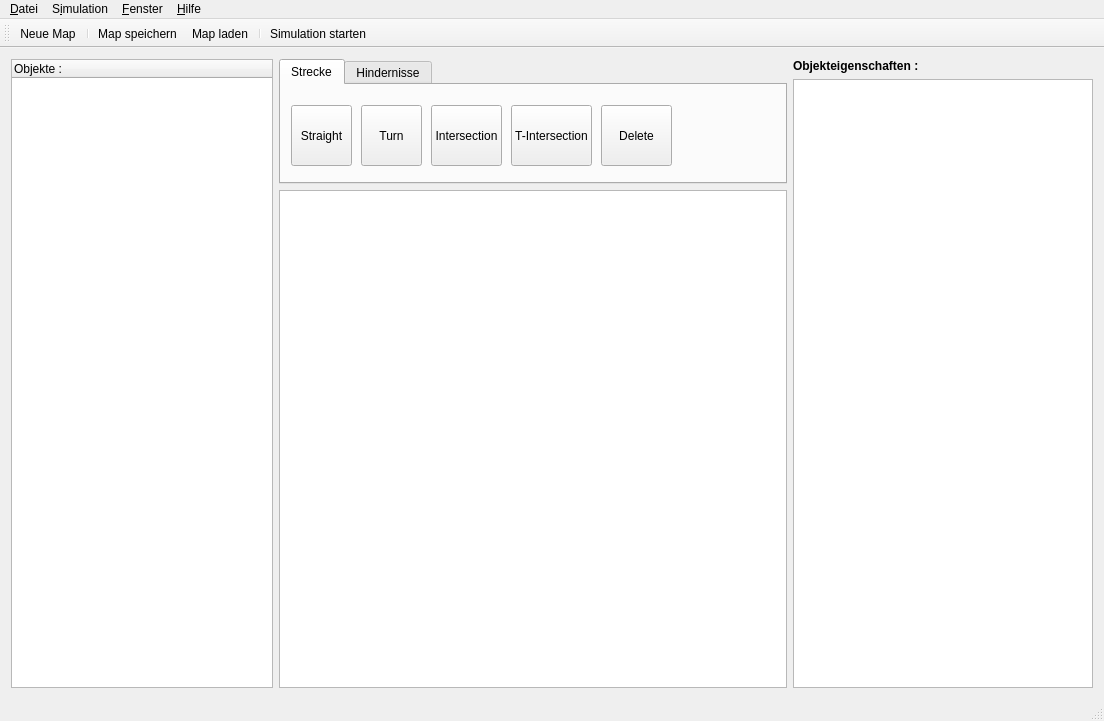
Qt form bin/source/editor.ui (Waldemarv/swt1718) before a commit.
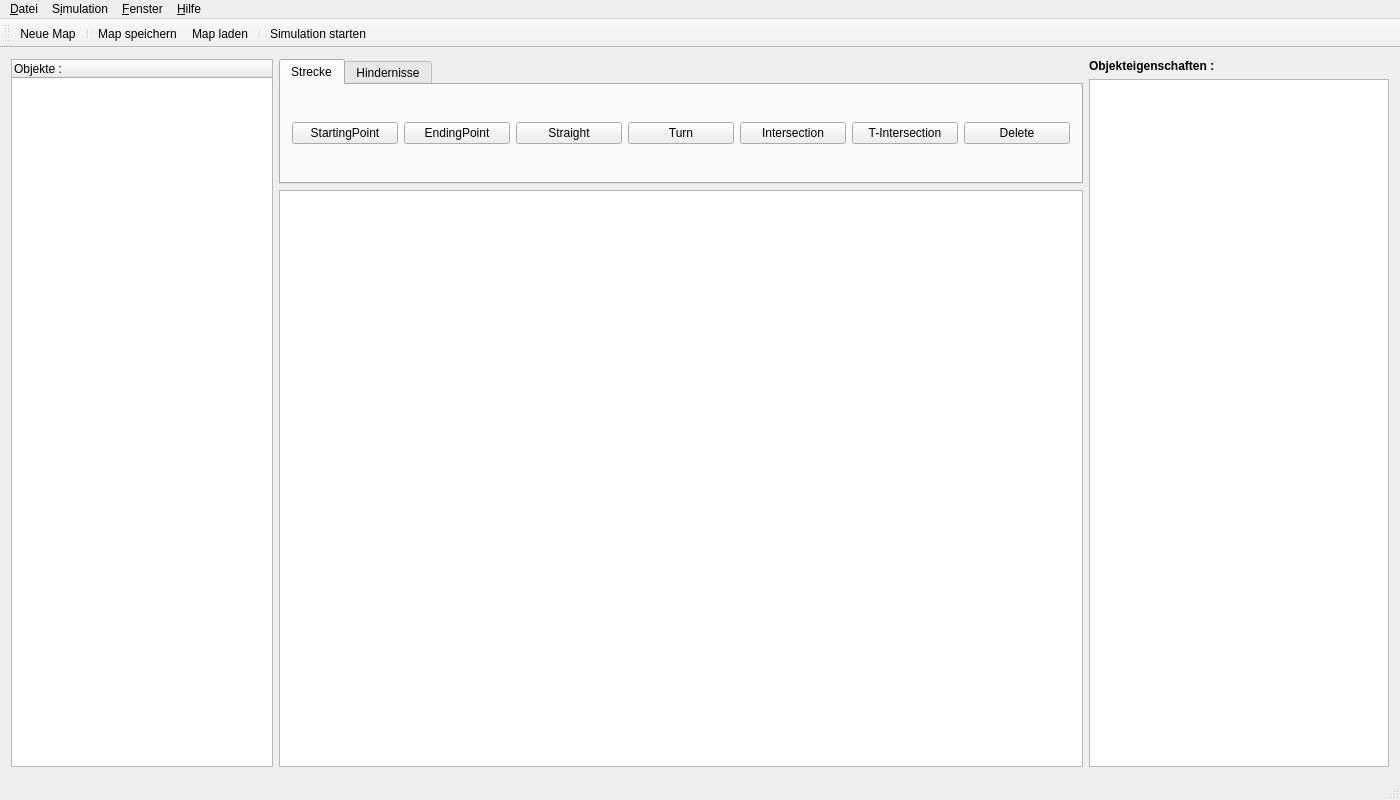
The same form after that commit. Icons and pictures are not drawn.

Commit message: Starting und Ending Tiles hinzugefügt.

The edit to the form file:
```diff
--- a/bin/source/editor.ui
+++ b/bin/source/editor.ui
@@ -9,8 +9,8 @@
    <rect>
     <x>0</x>
     <y>0</y>
-    <width>1104</width>
-    <height>721</height>
+    <width>1400</width>
+    <height>800</height>
    </rect>
   </property>
   <property name="windowTitle">
@@ -81,71 +81,57 @@
          <attribute name="title">
           <string>Strecke</string>
          </attribute>
+         <layout class="QHBoxLayout" name="horizontalLayout_3">
+          <item>
+           <widget class="QPushButton" name="startingPoint">
+            <property name="text">
+             <string>StartingPoint</string>
+            </property>
+           </widget>
+          </item>
+          <item>
+           <widget class="QPushButton" name="endingPoint">
+            <property name="text">
+             <string>EndingPoint</string>
+            </property>
+           </widget>
+          </item>
+          <item>
          <widget class="QPushButton" name="straightButton">
-          <property name="geometry">
-           <rect>
-            <x>10</x>
-            <y>20</y>
-            <width>61</width>
-            <height>61</height>
-           </rect>
-          </property>
           <property name="text">
            <string>Straight</string>
           </property>
          </widget>
+          </item>
+          <item>
          <widget class="QPushButton" name="turnButton">
-          <property name="geometry">
-           <rect>
-            <x>80</x>
-            <y>20</y>
-            <width>61</width>
-            <height>61</height>
-           </rect>
-          </property>
           <property name="text">
            <string>Turn</string>
           </property>
          </widget>
-         <widget class="QPushButton" name="deleteSelectedTile">
-          <property name="geometry">
-           <rect>
-            <x>320</x>
-            <y>20</y>
-            <width>71</width>
-            <height>61</height>
-           </rect>
-          </property>
-          <property name="text">
-           <string>Delete</string>
-          </property>
-         </widget>
+          </item>
+          <item>
          <widget class="QPushButton" name="intersectionButton">
-          <property name="geometry">
-           <rect>
-            <x>150</x>
-            <y>20</y>
-            <width>71</width>
-            <height>61</height>
-           </rect>
-          </property>
           <property name="text">
            <string>Intersection</string>
           </property>
          </widget>
+          </item>
+          <item>
          <widget class="QPushButton" name="tIntersectionButton">
-          <property name="geometry">
-           <rect>
-            <x>230</x>
-            <y>20</y>
-            <width>81</width>
-            <height>61</height>
-           </rect>
-          </property>
           <property name="text">
            <string>T-Intersection</string>
           </property>
          </widget>
+          </item>
+          <item>
+           <widget class="QPushButton" name="deleteSelectedTile">
+            <property name="text">
+             <string>Delete</string>
+            </property>
+           </widget>
+          </item>
+         </layout>
         </widget>
         <widget class="QWidget" name="tab_2">
          <property name="maximumSize">
@@ -231,8 +217,8 @@
     <rect>
      <x>0</x>
      <y>0</y>
-     <width>1104</width>
-     <height>21</height>
+     <width>1400</width>
+     <height>17</height>
     </rect>
    </property>
    <widget class="QMenu" name="menuFile">
```
Lines whose indentation alone changed are shown as unchanged. The commit also changes 11 other files.
